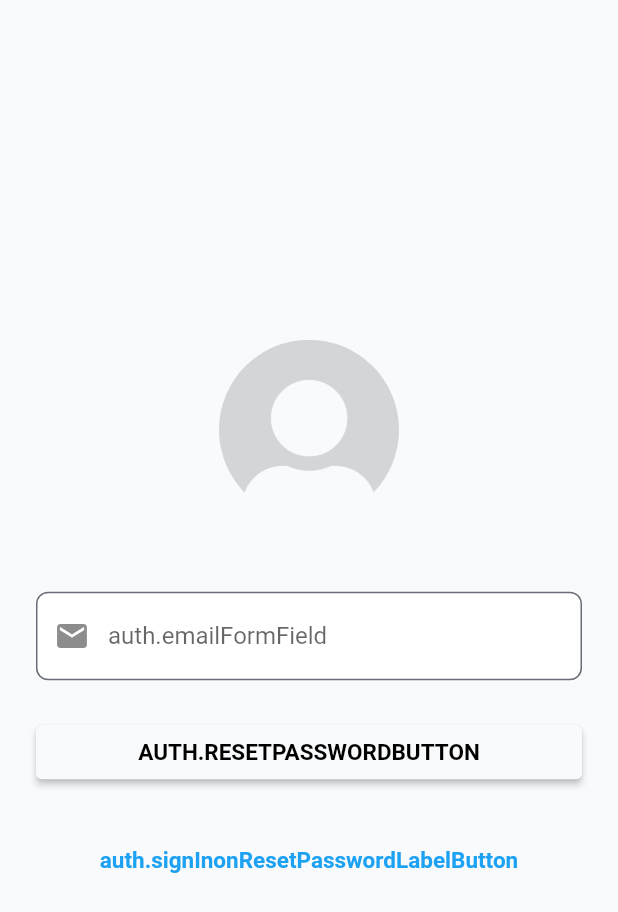
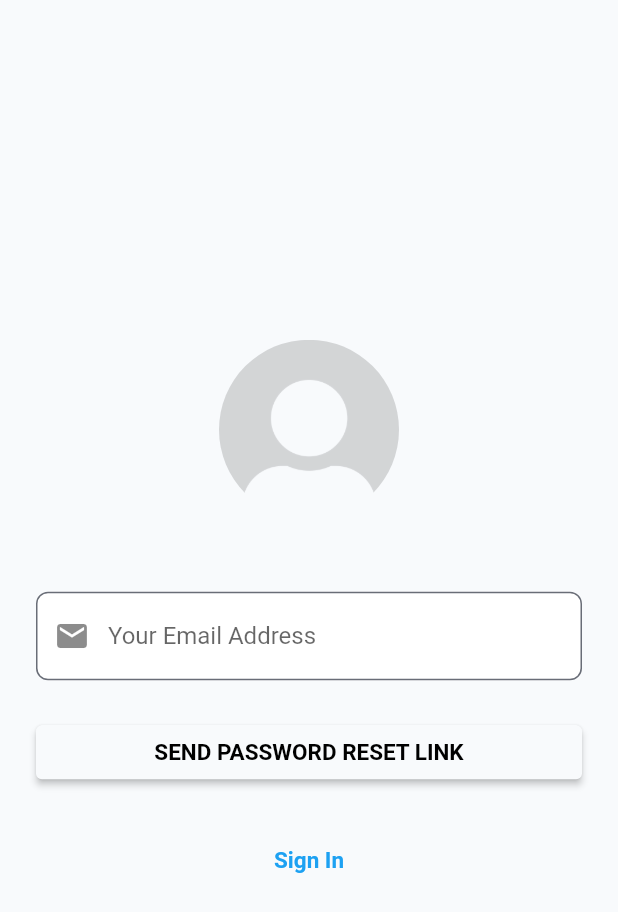
Before and after one commit to aadarshadhakalg/indianhub, a Flutter app: the screen it shows after launch, after a tap on "Reset Password", on a phone screen of 412 x 824 dp. Shown: the top 912 px of the screen. Run offline on Flutter 3.47's test engine with Material 2 defaults, Android fonts, the phone set to English and light mode, and no system bars; our stand-ins replace cloud_firestore, firebase_auth, firebase_core, get, get_storage, share; accounts and stored records are empty; Roboto replaces fonts that are missing (ProductSans).

```diff
--- a/lib/controllers/transaction_controller.dart
+++ b/lib/controllers/transaction_controller.dart
@@ -1,4 +1,4 @@
-import 'package:cloud_firestore/cloud_firestore.dart';
+
 import 'package:flutter/material.dart';
 import 'package:get/get.dart';
 import 'package:get/get_state_manager/get_state_manager.dart';
--- a/lib/models/transaction_model.dart
+++ b/lib/models/transaction_model.dart
@@ -1,5 +1,4 @@
 //Transaction Model
-import 'package:cloud_firestore/cloud_firestore.dart';
 
 class TransactionModel {
   final String id;
--- a/lib/models/user_model.dart
+++ b/lib/models/user_model.dart
@@ -7,6 +7,7 @@ class UserModel {
   final bool? isAdmin;
   final String referral;
   final int? points;
+  final String? referredBy;
 
   UserModel({
     required this.uid,
@@ -16,6 +17,7 @@ class UserModel {
     this.isAdmin,
     required this.referral,
     this.points,
+    this.referredBy,
   });
 
   factory UserModel.fromMap(Map data) {
@@ -27,9 +29,17 @@ class UserModel {
         isAdmin: data['isAdmin'] ?? false,
         referral: data['referral'],
         points: data['points'] ?? 0,
-    );
+        referredBy: data['referreBy']);
   }
 
-  Map<String, dynamic> toJson() =>
-      {"uid": uid, "email": email, "name": name, "photoUrl": photoUrl,'isAdmin': isAdmin,'referral':referral,'points':points};
+  Map<String, dynamic> toJson() => {
+        "uid": uid,
+        "email": email,
+        "name": name,
+        "photoUrl": photoUrl,
+        'isAdmin': isAdmin,
+        'referral': referral,
+        'points': points,
+        'referredBy':referredBy,
+      };
 }
--- a/lib/ui/auth/reset_password_ui.dart
+++ b/lib/ui/auth/reset_password_ui.dart
@@ -13,7 +13,10 @@ class ResetPasswordUI extends StatelessWidget {
   Widget build(BuildContext context) {
     return Scaffold(
       appBar: appBar(context),
-      body: Form(
+      body: GetX(
+        builder: (AuthController controller) {
+          if(controller.currentState.value == AuthStates.Normal){
+          return Form(
             key: _formKey,
             child: Padding(
               padding: const EdgeInsets.symmetric(horizontal: 24.0),
@@ -28,7 +31,7 @@ class ResetPasswordUI extends StatelessWidget {
                       FormInputFieldWithIcon(
                         controller: authController.emailController,
                         iconPrefix: Icons.email,
-                    labelText: 'auth.emailFormField',
+                        labelText: 'Your Email Address',
                         validator: Validator().email,
                         keyboardType: TextInputType.emailAddress,
                         onChanged: (value) => null,
@@ -37,7 +40,7 @@ class ResetPasswordUI extends StatelessWidget {
                       ),
                       FormVerticalSpace(),
                       PrimaryButton(
-                      labelText: 'auth.resetPasswordButton',
+                          labelText: 'Send Password Reset Link',
                           onPressed: () async {
                             if (_formKey.currentState!.validate()) {
                               await authController.sendPasswordResetEmail(context);
@@ -50,6 +53,13 @@ class ResetPasswordUI extends StatelessWidget {
                 ),
               ),
             ),
+          );
+          }else{
+            return Center(
+              child: CircularProgressIndicator(),
+            );
+          }
+        }
       ),
     );
   }
@@ -58,13 +68,13 @@ class ResetPasswordUI extends StatelessWidget {
     if (authController.emailController.text == '') {
       return null;
     }
-    return AppBar(title: Text('auth.resetPasswordTitle'));
+    return AppBar(title: Text('Your Email Address'));
   }
 
   signInLink(BuildContext context) {
     if (authController.emailController.text == '') {
       return LabelButton(
-        labelText: 'auth.signInonResetPasswordLabelButton',
+        labelText: 'Sign In',
         onPressed: () => Get.offAll(SignInUI()),
       );
     }
--- a/lib/ui/auth/sign_in_ui.dart
+++ b/lib/ui/auth/sign_in_ui.dart
@@ -14,7 +14,10 @@ class SignInUI extends StatelessWidget {
 
   Widget build(BuildContext context) {
     return Scaffold(
-      body: Form(
+      body: GetX(
+        builder: (AuthController controller) {
+          if(controller.currentState.value == AuthStates.Normal){
+          return Form(
             key: _formKey,
             child: Padding(
               padding: const EdgeInsets.symmetric(horizontal: 24.0),
@@ -70,6 +73,10 @@ class SignInUI extends StatelessWidget {
                 ),
               ),
             ),
+          );}else{
+            return Center(child: CircularProgressIndicator(),);
+          }
+        }
       ),
     );
   }
--- a/lib/ui/components/components.dart
+++ b/lib/ui/components/components.dart
@@ -5,4 +5,3 @@ export 'primary_button.dart';
 export 'label_button.dart';
 export 'logo_graphic_header.dart';
 export 'avatar.dart';
-export 'loading.dart';
--- a/lib/ui/referred_users.dart
+++ b/lib/ui/referred_users.dart
@@ -59,7 +59,7 @@ class ReferredUsers extends StatelessWidget {
                       _authController.firestoreUser.value!.referral),
                   builder: (context, snapshot) {
                     if (snapshot.hasData) {
-                      return Text('Bonus Earned: ${snapshot.data}');
+                      return Text('Referral Earned: ${snapshot.data}');
                     }
                     return Container();
                   })
```
Also changed, not shown: lib/controllers/auth_controller.dart (+27 -18 lines), lib/helpers/firestore_helper.dart (+10 -1 lines), lib/ui/auth/sign_up_ui.dart (+11 -1 lines), lib/ui/auth/update_profile_ui.dart (+14 -5 lines), lib/ui/components/loading.dart (deleted, +0 -133 lines), lib/ui/home_ui.dart (+6 -5 lines), 3 other files. Lines whose indentation alone changed are shown as unchanged.
